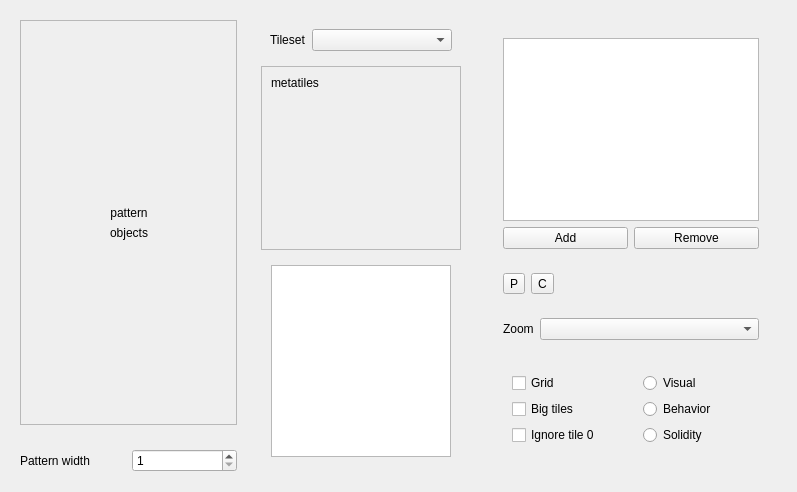
suppertails66/lonely, file lonely-qt/patterneditorwidget.ui: the form before one commit.
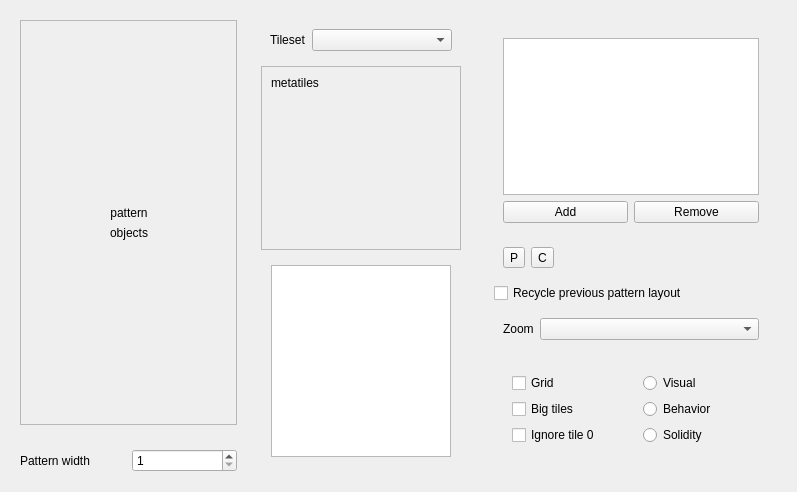
The form after the commit. Icons and pictures are not drawn. Custom widgets are drawn as their Qt base class.

Commit message: Add inherit previous pattern optimization option to pattern editor

```diff
--- a/lonely-qt/patterneditorwidget.ui
+++ b/lonely-qt/patterneditorwidget.ui
@@ -383,6 +383,13 @@
            </layout>
           </widget>
          </item>
+         <item>
+          <widget class="QCheckBox" name="inheritPreviousPatternBox">
+           <property name="text">
+            <string>Recycle previous pattern layout</string>
+           </property>
+          </widget>
+         </item>
          <item>
           <widget class="QWidget" name="widget_3" native="true">
            <property name="sizePolicy">
```
The commit also changes 7 other files.
